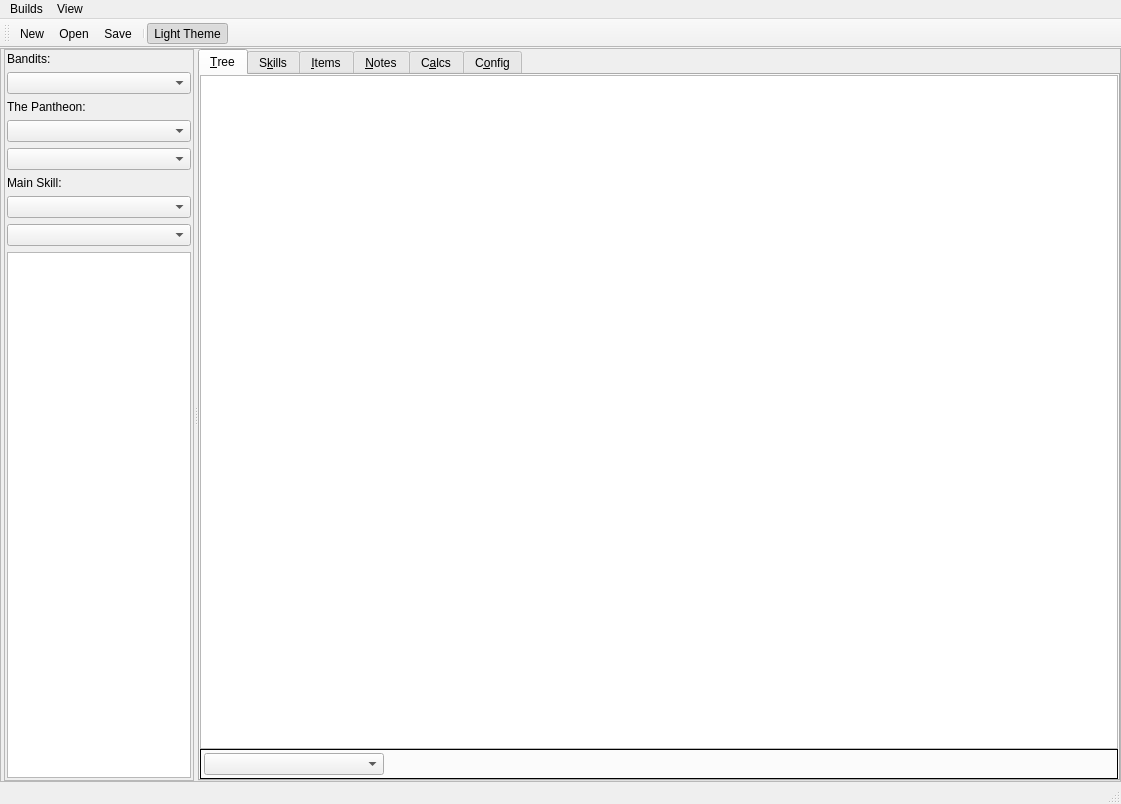
Qt form Assets/PoB_Main_Window.ui (PathOfBuildingCommunity/PathOfBuilding-Python) before a commit.
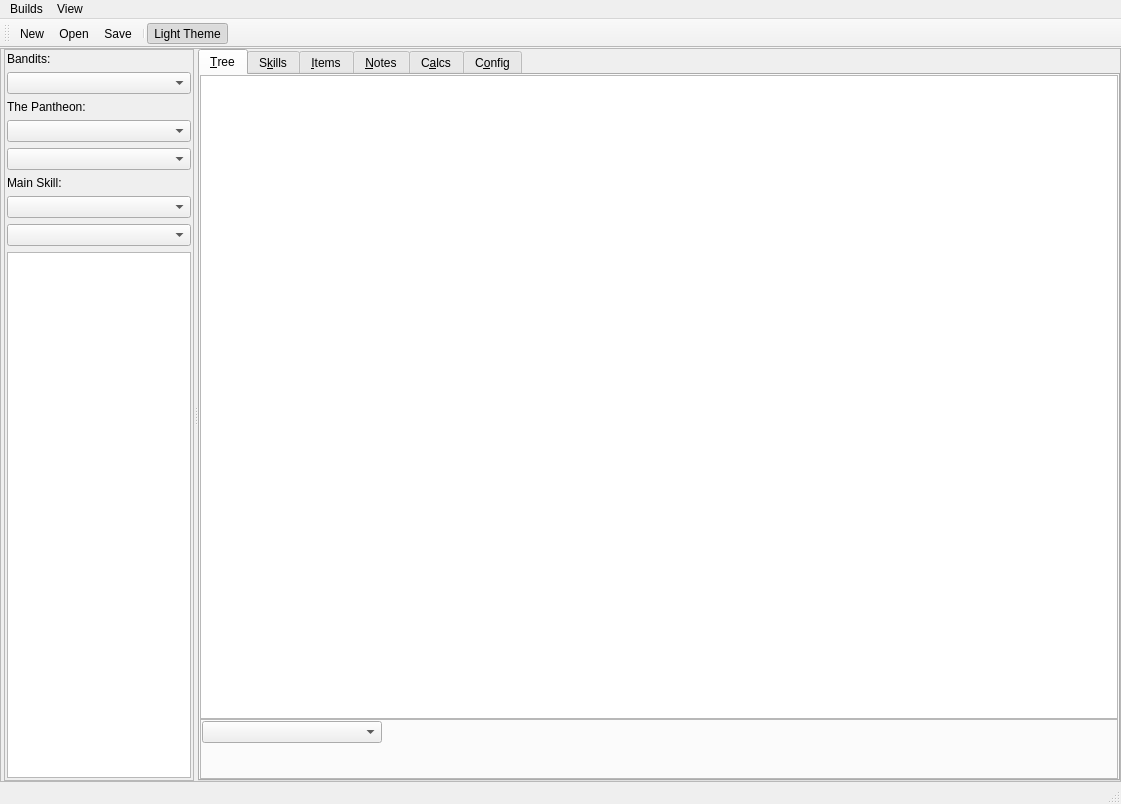
The same form after that commit. Icons and pictures are not drawn.

Diff of the .ui file:
```diff
--- a/Assets/PoB_Main_Window.ui
+++ b/Assets/PoB_Main_Window.ui
@@ -467,6 +467,12 @@
                <property name="spacing">
                 <number>0</number>
                </property>
+               <property name="leftMargin">
+                <number>0</number>
+               </property>
+               <property name="topMargin">
+                <number>0</number>
+               </property>
                <item>
                 <widget class="QGraphicsView" name="graphicsView_PlaceHolder"/>
                </item>
@@ -475,20 +481,20 @@
                  <property name="minimumSize">
                   <size>
                    <width>0</width>
-                   <height>30</height>
+                   <height>60</height>
                   </size>
                  </property>
                  <property name="styleSheet">
                   <string notr="true"/>
                  </property>
                  <property name="frameShape">
-                  <enum>QFrame::Box</enum>
+                  <enum>QFrame::StyledPanel</enum>
                  </property>
                  <widget class="QComboBox" name="comboTrees">
                   <property name="geometry">
                    <rect>
-                    <x>4</x>
-                    <y>4</y>
+                    <x>2</x>
+                    <y>2</y>
                     <width>180</width>
                     <height>22</height>
                    </rect>
@@ -499,6 +505,12 @@
                     <height>0</height>
                    </size>
                   </property>
+                  <property name="maximumSize">
+                   <size>
+                    <width>300</width>
+                    <height>16777215</height>
+                   </size>
+                  </property>
                  </widget>
                 </widget>
                </item>
```
Left out of the diff: 2 changed lines with no effect on the pictures.
